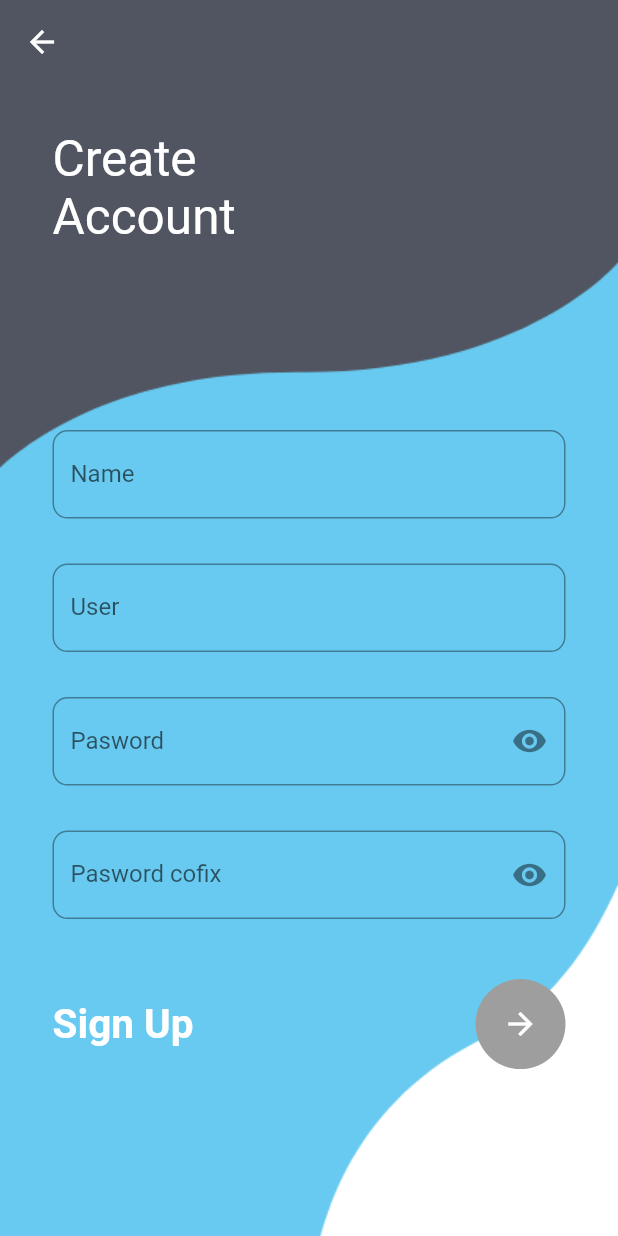
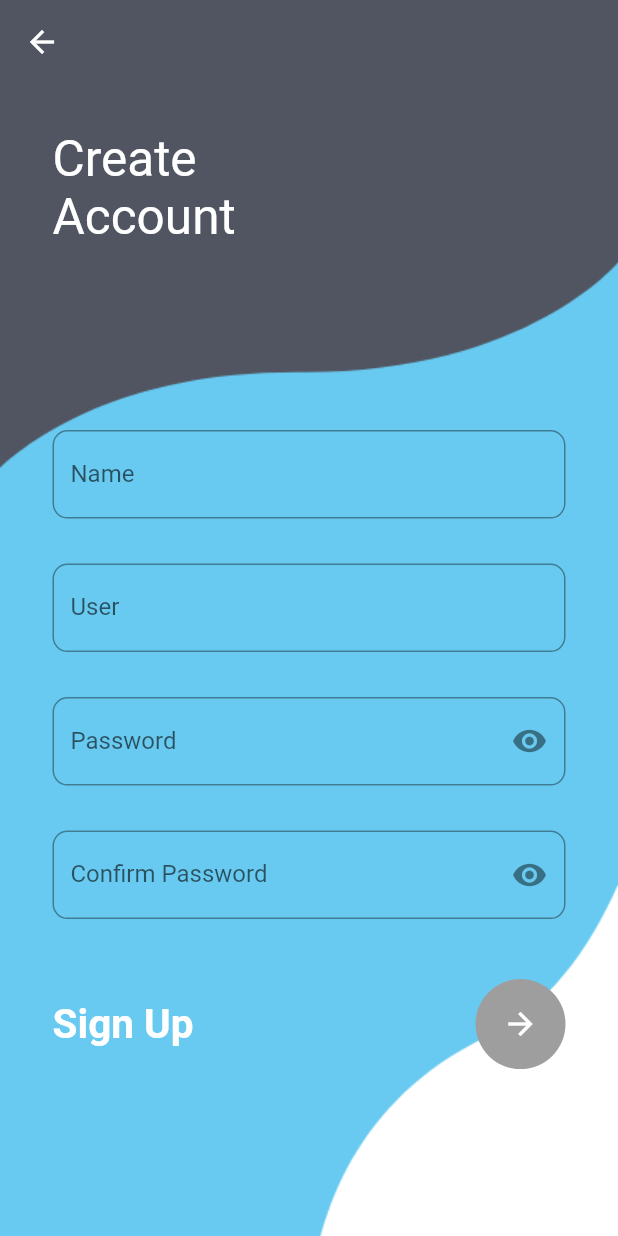
Before and after one commit to tamtran1352k/Nhom3_ShopOnl, a Flutter app: the RegisterPage screen opened directly, on a phone screen of 412 x 824 dp. Run offline on Flutter 3.47's test engine with Material 2 defaults, Android fonts, the phone set to English and light mode, and no system bars; our stand-ins replace flutter_form_builder, form_builder_validators, shared_preferences; accounts and stored records are empty.

Commit message:
login register

```diff
--- a/flutter_doan/lib/components/login/RegisterPage.dart
+++ b/flutter_doan/lib/components/login/RegisterPage.dart
@@ -1,10 +1,9 @@
 // ignore_for_file: file_names, sort_child_properties_last
 
 import 'package:flutter/material.dart';
-import 'package:flutter_doan/components/login/LoginPage.dart';
 
 class RegisterPage extends StatefulWidget {
-  const RegisterPage({super.key});
+  const RegisterPage({Key? key}) : super(key: key);
 
   @override
   State<RegisterPage> createState() => _RegisterPageState();
@@ -13,13 +12,15 @@ class RegisterPage extends StatefulWidget {
 class _RegisterPageState extends State<RegisterPage> {
   bool _hidePass = true;
   IconData icons = Icons.visibility;
+
   @override
   Widget build(BuildContext context) {
     return Container(
       decoration: const BoxDecoration(
         image: DecorationImage(
           image: AssetImage('assets/image/image-login/register.png'),
-            fit: BoxFit.cover),
+          fit: BoxFit.cover,
+        ),
       ),
       child: Scaffold(
         backgroundColor: Colors.transparent,
@@ -39,7 +40,8 @@ class _RegisterPageState extends State<RegisterPage> {
             SingleChildScrollView(
               child: Container(
                 padding: EdgeInsets.only(
-                    top: MediaQuery.of(context).size.height * 0.28),
+                  top: MediaQuery.of(context).size.height * 0.28,
+                ),
                 child: Column(
                   crossAxisAlignment: CrossAxisAlignment.start,
                   children: [
@@ -54,7 +56,8 @@ class _RegisterPageState extends State<RegisterPage> {
                                 borderRadius: BorderRadius.circular(10),
                               ),
                               labelText: 'Name',
-                                hintText: "Please"),
+                              hintText: 'Please',
+                            ),
                           ),
                           const SizedBox(
                             height: 30,
@@ -66,30 +69,7 @@ class _RegisterPageState extends State<RegisterPage> {
                                 borderRadius: BorderRadius.circular(10),
                               ),
                               labelText: 'User',
-                                hintText: "Please"),
-                          ),
-                          const SizedBox(
-                            height: 30,
-                          ),
-                          TextField(
-                            obscureText: _hidePass,
-                            keyboardType: TextInputType.visiblePassword,
-                            decoration: InputDecoration(
-                              border: OutlineInputBorder(
-                                borderRadius: BorderRadius.circular(10),
-                              ),
-                              hintText: 'Enter pasword',
-                              labelText: 'Pasword',
-                              suffixIcon: IconButton(
-                                  onPressed: () {
-                                    setState(() {
-                                      _hidePass = !_hidePass;
-                                      icons = _hidePass
-                                          ? Icons.visibility
-                                          : Icons.visibility_off;
-                                    });
-                                  },
-                                  icon: Icon(icons)),
+                              hintText: 'Please',
                             ),
                           ),
                           const SizedBox(
@@ -102,8 +82,8 @@ class _RegisterPageState extends State<RegisterPage> {
                               border: OutlineInputBorder(
                                 borderRadius: BorderRadius.circular(10),
                               ),
-                              hintText: 'Enter pasword',
-                              labelText: 'Pasword cofix',
+                              hintText: 'Enter password',
+                              labelText: 'Password',
                               suffixIcon: IconButton(
                                 onPressed: () {
                                   setState(() {
@@ -113,7 +93,33 @@ class _RegisterPageState extends State<RegisterPage> {
                                         : Icons.visibility_off;
                                   });
                                 },
-                                  icon: Icon(icons)),
+                                icon: Icon(icons),
+                              ),
+                            ),
+                          ),
+                          const SizedBox(
+                            height: 30,
+                          ),
+                          TextField(
+                            obscureText: _hidePass,
+                            keyboardType: TextInputType.visiblePassword,
+                            decoration: InputDecoration(
+                              border: OutlineInputBorder(
+                                borderRadius: BorderRadius.circular(10),
+                              ),
+                              hintText: 'Confirm password',
+                              labelText: 'Confirm Password',
+                              suffixIcon: IconButton(
+                                onPressed: () {
+                                  setState(() {
+                                    _hidePass = !_hidePass;
+                                    icons = _hidePass
+                                        ? Icons.visibility
+                                        : Icons.visibility_off;
+                                  });
+                                },
+                                icon: Icon(icons),
+                              ),
                             ),
                           ),
                           const SizedBox(
@@ -127,7 +133,8 @@ class _RegisterPageState extends State<RegisterPage> {
                                 style: TextStyle(
                                   color: Colors.white,
                                   fontSize: 27,
-                                    fontWeight: FontWeight.w700),
+                                  fontWeight: FontWeight.w700,
+                                ),
                               ),
                               CircleAvatar(
                                 radius: 30,
@@ -135,10 +142,9 @@ class _RegisterPageState extends State<RegisterPage> {
                                 child: IconButton(
                                   color: Colors.white,
                                   onPressed: () {},
-                                    icon: const Icon(
-                                      Icons.arrow_forward,
-                                    )),
-                              )
+                                  icon: const Icon(Icons.arrow_forward),
+                                ),
+                              ),
                             ],
                           ),
                           const SizedBox(
@@ -146,7 +152,7 @@ class _RegisterPageState extends State<RegisterPage> {
                           ),
                         ],
                       ),
-                    )
+                    ),
                   ],
                 ),
               ),
```
Also changed, not shown: 1 other file. Lines whose indentation alone changed are shown as unchanged.
